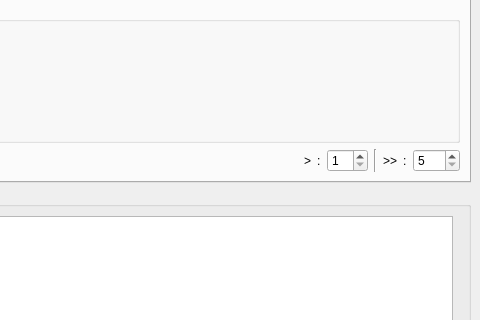
This is ui/ui_panoramic_stitching.ui in neutronimaging/python_notebooks as Qt 5 draws it before an edit; both pictures show x 502 to 982 and y 322 to 642 of the 982 by 833 pixel window. The edited form follows.
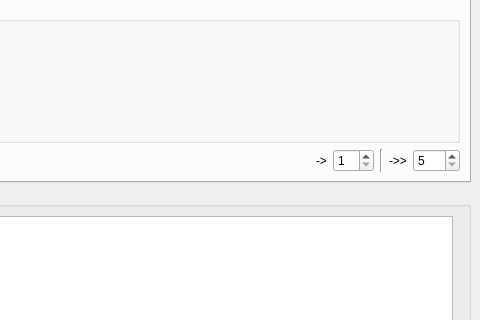
This is the edited form.

```diff
--- a/ui/ui_panoramic_stitching.ui
+++ b/ui/ui_panoramic_stitching.ui
@@ -322,19 +322,12 @@
            <item>
             <widget class="QLabel" name="label_2">
              <property name="text">
-              <string>&gt;</string>
+              <string>-&gt;</string>
              </property>
             </widget>
            </item>
            <item>
-            <widget class="QLabel" name="label_3">
-             <property name="text">
-              <string>:</string>
-             </property>
-            </widget>
-           </item>
-           <item>
-            <widget class="QSpinBox" name="spinBox">
+            <widget class="QSpinBox" name="single_arrow_motion_value">
              <property name="minimum">
               <number>1</number>
              </property>
@@ -353,19 +346,12 @@
            <item>
             <widget class="QLabel" name="label_5">
              <property name="text">
-              <string>&gt;&gt;</string>
+              <string>-&gt;&gt;</string>
              </property>
             </widget>
            </item>
            <item>
-            <widget class="QLabel" name="label_4">
-             <property name="text">
-              <string>:</string>
-             </property>
-            </widget>
-           </item>
-           <item>
-            <widget class="QSpinBox" name="spinBox_2">
+            <widget class="QSpinBox" name="double_arrow_motion_value">
              <property name="minimum">
               <number>5</number>
              </property>
```
Left out of the diff: 3 changed lines with no effect on the pictures.
